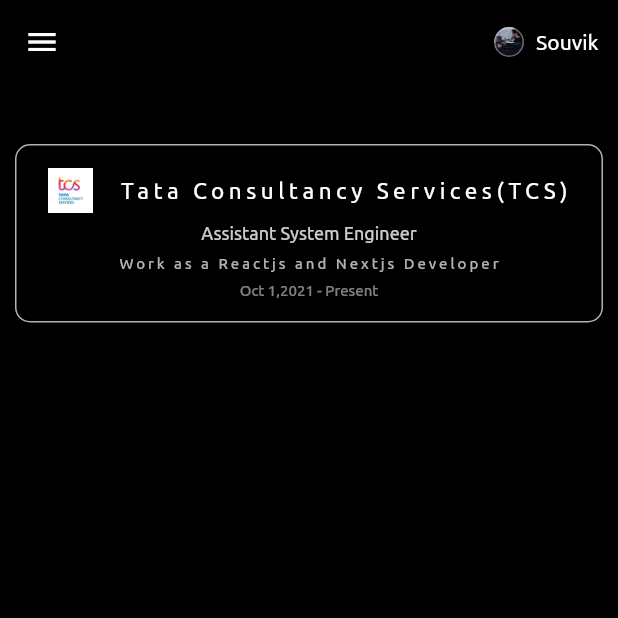
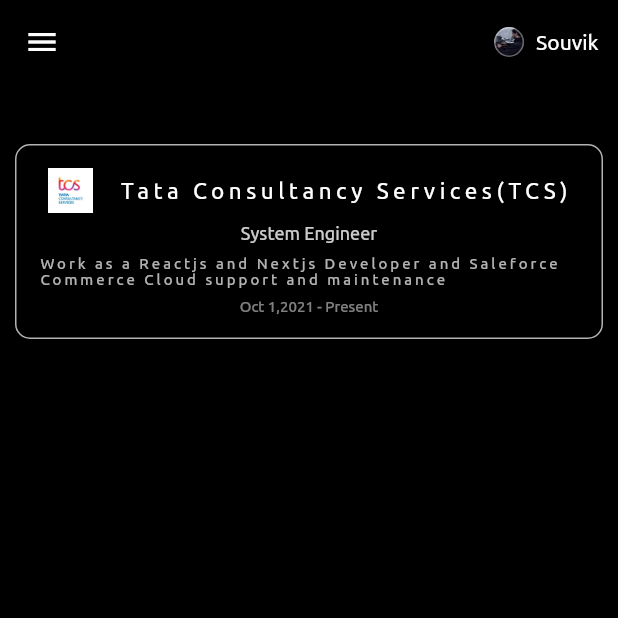
Before and after one commit to iamsouviki/souvikportfolio, a Flutter app: the Experience screen opened directly, scrolled down 60 dp, on a phone screen of 412 x 824 dp, the top half of it. Run offline on Flutter 3.47's test engine with Material 2 defaults, Android fonts, the phone set to English and light mode, and no system bars; our stand-ins replace animated_text_kit, flutter_spinkit, velocity_x.

Commit message:
Update Variable.dart
Update Variable.dart

```diff
--- a/lib/Variable.dart
+++ b/lib/Variable.dart
@@ -10,7 +10,7 @@
 //INTRODUCTION PAGE VARIABLE
 const String NAME = "Souvik Ghosh";
 const String PROFESSION_DETAILS =
-    'Assistant System Engineer in Tata Consultancy Services(TCS) and Computer Science Graduate(2021)';
+    'System Engineer in Tata Consultancy Services(TCS) and Computer Science Graduate(2021)';
 const String MORE_DETAILS_INTRODUCTION =
     "I love to build neat, cool and scalable application.\n"
     'I love to learn and build new stuff that are beneficial to the community and cool to work on.\n'
@@ -21,7 +21,7 @@
 
 //ABOUT ME SECTION
 const String WHO_AM_I =
-    "Hello! I'm Souvik Ghosh , a Computer Science Graduate, Flutter developer Developer and Assistant System Engineer in Tata Consultancy Services(TCS).\n"
+    "Hello! I'm Souvik Ghosh , a Computer Science Graduate, Flutter developer Developer and System Engineer in Tata Consultancy Services(TCS).\n"
     'I love to create performant and interesting stuff that are benificial to the community. I enjoy learning and exploring new areas in the technologies. \nIn my opinion,'
     'getting your hands dirty is the best way to learn a new skill.\n'
     'My area of interest are Cross Platform Application Development , Android Application Development and Full Stack Development\n'
@@ -48,6 +48,9 @@
   "NextJs",
   "Salesforce Commerce Cloud",
   "Springboot",
+  "Demandware",
+  "Angular Js",
+  "NodeJs",
   "PYTHON ( Programming )",
   "Git",
   "Azure Cosmosdb"
@@ -58,8 +61,8 @@
   {
     "CompanyLogoPath": 'assets/images/tcslogo.jpeg',
     "CompanyName": "Tata Consultancy Services(TCS)",
-    "WorkDescription": "Assistant System Engineer",
-    "WorkDetails": "Work as a Reactjs and Nextjs Developer",
+    "WorkDescription": "System Engineer",
+    "WorkDetails": "Work as a Reactjs and Nextjs Developer and Saleforce Commerce Cloud support and maintenance",
     "WorkDuration": "Oct 1,2021 - Present",
   },
   {
```
